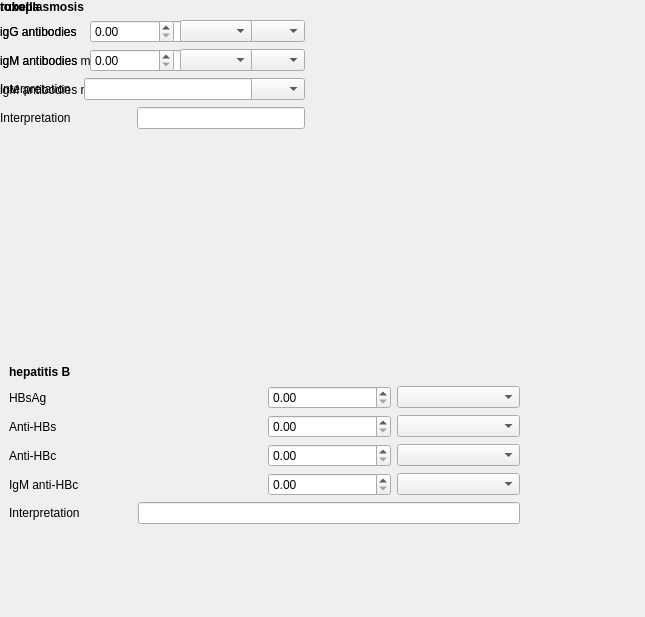
The window that forms/subforms/generic/labtest_result/ui/xx/serology.ui (maternite/freehealth) describes before a commit, drawn with Qt 5.
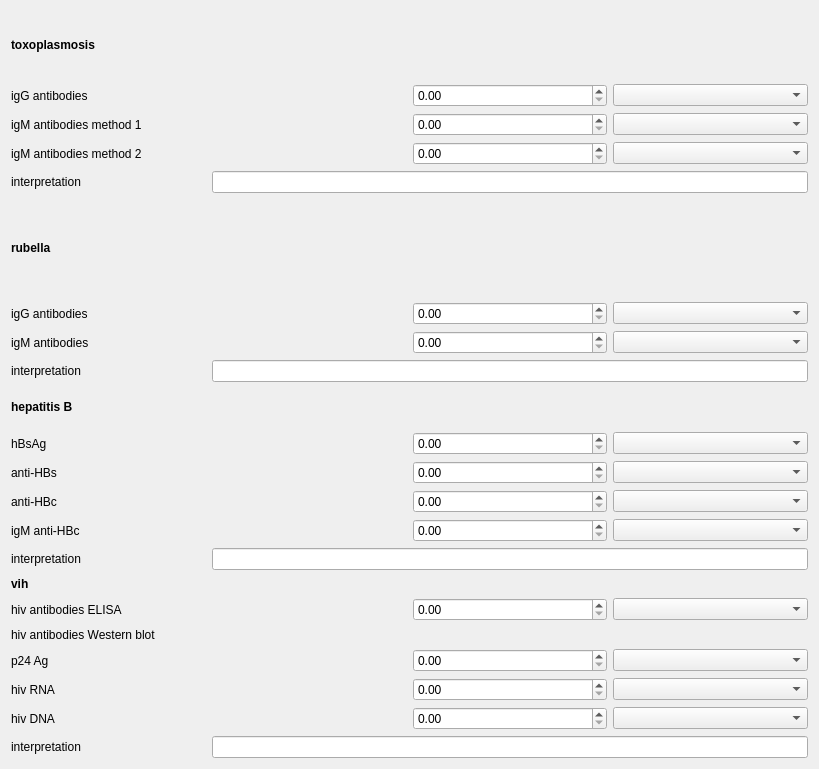
The same window after the commit.

Commit message: working on lab test results

What changed in the file:
```diff
--- a/forms/subforms/generic/labtest_result/ui/xx/serology.ui
+++ b/forms/subforms/generic/labtest_result/ui/xx/serology.ui
@@ -6,129 +6,15 @@
    <rect>
     <x>0</x>
     <y>0</y>
-    <width>645</width>
-    <height>617</height>
+    <width>819</width>
+    <height>769</height>
    </rect>
   </property>
   <property name="windowTitle">
    <string>Form</string>
   </property>
-  <widget class="QWidget" name="layoutWidget">
-   <property name="geometry">
-    <rect>
-     <x>9</x>
-     <y>364</y>
-     <width>511</width>
-     <height>160</height>
-    </rect>
-   </property>
-   <layout class="QGridLayout" name="gridLayout_3">
-    <item row="2" column="3">
-     <widget class="QComboBox" name="antiHBsComboBox"/>
-    </item>
-    <item row="2" column="2">
-     <widget class="QDoubleSpinBox" name="antiHBsDoubleSpinBox">
-      <property name="maximum">
-       <double>100000.000000000000000</double>
-      </property>
-     </widget>
-    </item>
-    <item row="2" column="1">
-     <layout class="QHBoxLayout" name="antiHBsRadioLayout"/>
-    </item>
-    <item row="1" column="3">
-     <widget class="QComboBox" name="hBsAgComboBox"/>
-    </item>
-    <item row="2" column="0">
-     <widget class="QLabel" name="antiHBsLabel">
-      <property name="text">
-       <string>Anti-HBs</string>
-      </property>
-     </widget>
-    </item>
-    <item row="1" column="2">
-     <widget class="QDoubleSpinBox" name="hBsAgDoubleSpinBox">
-      <property name="maximum">
-       <double>100000.000000000000000</double>
-      </property>
-     </widget>
-    </item>
-    <item row="3" column="1">
-     <layout class="QHBoxLayout" name="antiHBcRadioLayout"/>
-    </item>
-    <item row="3" column="0">
-     <widget class="QLabel" name="antiHBcLabel">
-      <property name="text">
-       <string>Anti-HBc</string>
-      </property>
-     </widget>
-    </item>
-    <item row="3" column="3">
-     <widget class="QComboBox" name="antiHBcComboBox"/>
-    </item>
-    <item row="3" column="2">
-     <widget class="QDoubleSpinBox" name="antiHBcDoubleSpinBox">
-      <property name="maximum">
-       <double>100000.000000000000000</double>
-      </property>
-     </widget>
-    </item>
-    <item row="1" column="0">
-     <widget class="QLabel" name="hBsAgLabel">
-      <property name="text">
-       <string>HBsAg</string>
-      </property>
-     </widget>
-    </item>
-    <item row="1" column="1">
-     <layout class="QHBoxLayout" name="hBsAgRadioLayout"/>
-    </item>
-    <item row="0" column="0">
-     <widget class="QLabel" name="hepatitisBLabel">
-      <property name="font">
-       <font>
-        <weight>75</weight>
-        <bold>true</bold>
-       </font>
-      </property>
-      <property name="text">
-       <string>hepatitis B</string>
-      </property>
-     </widget>
-    </item>
-    <item row="5" column="1" colspan="3">
-     <widget class="QLineEdit" name="hepatitisBInterpretationLineEdit"/>
-    </item>
-    <item row="5" column="0">
-     <widget class="QLabel" name="hepatitisBInterpretationLabel">
-      <property name="text">
-       <string>Interpretation</string>
-      </property>
-     </widget>
-    </item>
-    <item row="4" column="0">
-     <widget class="QLabel" name="igMantiHBcLabel">
-      <property name="text">
-       <string>IgM anti-HBc</string>
-      </property>
-     </widget>
-    </item>
-    <item row="4" column="1">
-     <layout class="QHBoxLayout" name="igMantiHBcRadioLayout"/>
-    </item>
-    <item row="4" column="2">
-     <widget class="QDoubleSpinBox" name="igMantiHBcDoubleSpinBox">
-      <property name="maximum">
-       <double>100000.000000000000000</double>
-      </property>
-     </widget>
-    </item>
-    <item row="4" column="3">
-     <widget class="QComboBox" name="igMantiHBcComboBox"/>
-    </item>
-   </layout>
-  </widget>
-  <widget class="QWidget" name="">
+  <layout class="QVBoxLayout" name="verticalLayout">
+   <item>
    <layout class="QGridLayout" name="gridLayout">
     <item row="2" column="3">
      <widget class="QComboBox" name="toxoplasmosisIgmMethod1ComboBox"/>
@@ -209,13 +95,13 @@
     <item row="4" column="0">
      <widget class="QLabel" name="toxoplasmosisInterpretationLabel">
       <property name="text">
-       <string>Interpretation</string>
+        <string>interpretation</string>
       </property>
      </widget>
     </item>
    </layout>
-  </widget>
-  <widget class="QWidget" name="">
+   </item>
+   <item>
    <layout class="QGridLayout" name="gridLayout_2">
     <item row="2" column="3">
      <widget class="QComboBox" name="rubellaIgmComboBox"/>
@@ -276,12 +162,237 @@
     <item row="3" column="0">
      <widget class="QLabel" name="rubellaInterpretationLabel">
       <property name="text">
-       <string>Interpretation</string>
+        <string>interpretation</string>
       </property>
      </widget>
     </item>
    </layout>
-  </widget>
+   </item>
+   <item>
+    <layout class="QGridLayout" name="gridLayout_3">
+     <item row="2" column="3">
+      <widget class="QComboBox" name="antiHBsComboBox"/>
+     </item>
+     <item row="2" column="2">
+      <widget class="QDoubleSpinBox" name="antiHBsDoubleSpinBox">
+       <property name="maximum">
+        <double>100000.000000000000000</double>
+       </property>
+      </widget>
+     </item>
+     <item row="2" column="1">
+      <layout class="QHBoxLayout" name="antiHBsRadioLayout"/>
+     </item>
+     <item row="1" column="3">
+      <widget class="QComboBox" name="hBsAgComboBox"/>
+     </item>
+     <item row="2" column="0">
+      <widget class="QLabel" name="antiHBsLabel">
+       <property name="text">
+        <string>anti-HBs</string>
+       </property>
+      </widget>
+     </item>
+     <item row="1" column="2">
+      <widget class="QDoubleSpinBox" name="hBsAgDoubleSpinBox">
+       <property name="maximum">
+        <double>100000.000000000000000</double>
+       </property>
+      </widget>
+     </item>
+     <item row="3" column="1">
+      <layout class="QHBoxLayout" name="antiHBcRadioLayout"/>
+     </item>
+     <item row="3" column="0">
+      <widget class="QLabel" name="antiHBcLabel">
+       <property name="text">
+        <string>anti-HBc</string>
+       </property>
+      </widget>
+     </item>
+     <item row="3" column="3">
+      <widget class="QComboBox" name="antiHBcComboBox"/>
+     </item>
+     <item row="3" column="2">
+      <widget class="QDoubleSpinBox" name="antiHBcDoubleSpinBox">
+       <property name="maximum">
+        <double>100000.000000000000000</double>
+       </property>
+      </widget>
+     </item>
+     <item row="1" column="0">
+      <widget class="QLabel" name="hBsAgLabel">
+       <property name="text">
+        <string>hBsAg</string>
+       </property>
+      </widget>
+     </item>
+     <item row="1" column="1">
+      <layout class="QHBoxLayout" name="hBsAgRadioLayout"/>
+     </item>
+     <item row="0" column="0">
+      <widget class="QLabel" name="hepatitisBLabel">
+       <property name="font">
+        <font>
+         <weight>75</weight>
+         <bold>true</bold>
+        </font>
+       </property>
+       <property name="text">
+        <string>hepatitis B</string>
+       </property>
+      </widget>
+     </item>
+     <item row="5" column="1" colspan="3">
+      <widget class="QLineEdit" name="hepatitisBInterpretationLineEdit"/>
+     </item>
+     <item row="5" column="0">
+      <widget class="QLabel" name="hepatitisBInterpretationLabel">
+       <property name="text">
+        <string>interpretation</string>
+       </property>
+      </widget>
+     </item>
+     <item row="4" column="0">
+      <widget class="QLabel" name="igMantiHBcLabel">
+       <property name="text">
+        <string>igM anti-HBc</string>
+       </property>
+      </widget>
+     </item>
+     <item row="4" column="1">
+      <layout class="QHBoxLayout" name="igMantiHBcRadioLayout"/>
+     </item>
+     <item row="4" column="2">
+      <widget class="QDoubleSpinBox" name="igMantiHBcDoubleSpinBox">
+       <property name="maximum">
+        <double>100000.000000000000000</double>
+       </property>
+      </widget>
+     </item>
+     <item row="4" column="3">
+      <widget class="QComboBox" name="igMantiHBcComboBox"/>
+     </item>
+    </layout>
+   </item>
+   <item>
+    <layout class="QGridLayout" name="gridLayout_4">
+     <item row="3" column="1">
+      <layout class="QHBoxLayout" name="p24RadioLayout"/>
+     </item>
+     <item row="1" column="2">
+      <widget class="QDoubleSpinBox" name="hivAntibodiesElisaDoubleSpinBox">
+       <property name="maximum">
+        <double>100000.000000000000000</double>
+       </property>
+      </widget>
+     </item>
+     <item row="5" column="1">
+      <layout class="QHBoxLayout" name="hivDnaRadioLayout"/>
+     </item>
+     <item row="6" column="0">
+      <widget class="QLabel" name="hivInterpretationLabel">
+       <property name="text">
+        <string>interpretation</string>
+       </property>
+      </widget>
+     </item>
+     <item row="2" column="0">
+      <widget class="QLabel" name="hivAntibodiesWesternBlotLabel">
+       <property name="text">
+        <string>hiv antibodies Western blot</string>
+       </property>
+      </widget>
+     </item>
+     <item row="0" column="0">
+      <widget class="QLabel" name="hivLabel">
+       <property name="font">
+        <font>
+         <weight>75</weight>
+         <bold>true</bold>
+        </font>
+       </property>
+       <property name="text">
+        <string>vih</string>
+       </property>
+      </widget>
+     </item>
+     <item row="3" column="3">
+      <widget class="QComboBox" name="p24ComboBox"/>
+     </item>
+     <item row="4" column="1">
+      <layout class="QHBoxLayout" name="hivRnaRadioLayout"/>
+     </item>
+     <item row="1" column="0">
+      <widget class="QLabel" name="hivAntibodiesElisaLabel">
+       <property name="text">
+        <string>hiv antibodies ELISA</string>
+       </property>
+      </widget>
+     </item>
+     <item row="3" column="2">
+      <widget class="QDoubleSpinBox" name="p24DoubleSpinBox">
+       <property name="maximum">
+        <double>100000.000000000000000</double>
+       </property>
+      </widget>
+     </item>
+     <item row="2" column="1">
+      <layout class="QHBoxLayout" name="hivAntibodiesWesternBlotRadioLayout"/>
+     </item>
+     <item row="6" column="1" colspan="3">
+      <widget class="QLineEdit" name="hivInterpretationLineEdit"/>
+     </item>
+     <item row="1" column="3">
+      <widget class="QComboBox" name="hivAntibodiesElisaComboBox"/>
+     </item>
+     <item row="3" column="0">
+      <widget class="QLabel" name="p24Label">
+       <property name="text">
+        <string>p24 Ag</string>
+       </property>
+      </widget>
+     </item>
+     <item row="1" column="1">
+      <layout class="QHBoxLayout" name="hivAntibodiesElisaRadioLayout"/>
+     </item>
+     <item row="4" column="0">
+      <widget class="QLabel" name="hivRnaLabel">
+       <property name="text">
+        <string>hiv RNA</string>
+       </property>
+      </widget>
+     </item>
+     <item row="4" column="3">
+      <widget class="QComboBox" name="hivRnaComboBox"/>
+     </item>
+     <item row="4" column="2">
+      <widget class="QDoubleSpinBox" name="hivRnaDoubleSpinBox">
+       <property name="maximum">
+        <double>100000.000000000000000</double>
+       </property>
+      </widget>
+     </item>
+     <item row="5" column="0">
+      <widget class="QLabel" name="hivDnaLabel">
+       <property name="text">
+        <string>hiv DNA</string>
+       </property>
+      </widget>
+     </item>
+     <item row="5" column="3">
+      <widget class="QComboBox" name="hivDnaComboBox"/>
+     </item>
+     <item row="5" column="2">
+      <widget class="QDoubleSpinBox" name="hivDnaDoubleSpinBox">
+       <property name="maximum">
+        <double>100000.000000000000000</double>
+       </property>
+      </widget>
+     </item>
+    </layout>
+   </item>
+  </layout>
  </widget>
  <resources/>
  <connections/>
```
Lines whose indentation alone changed are shown as unchanged. The commit also changes 1 other file.
